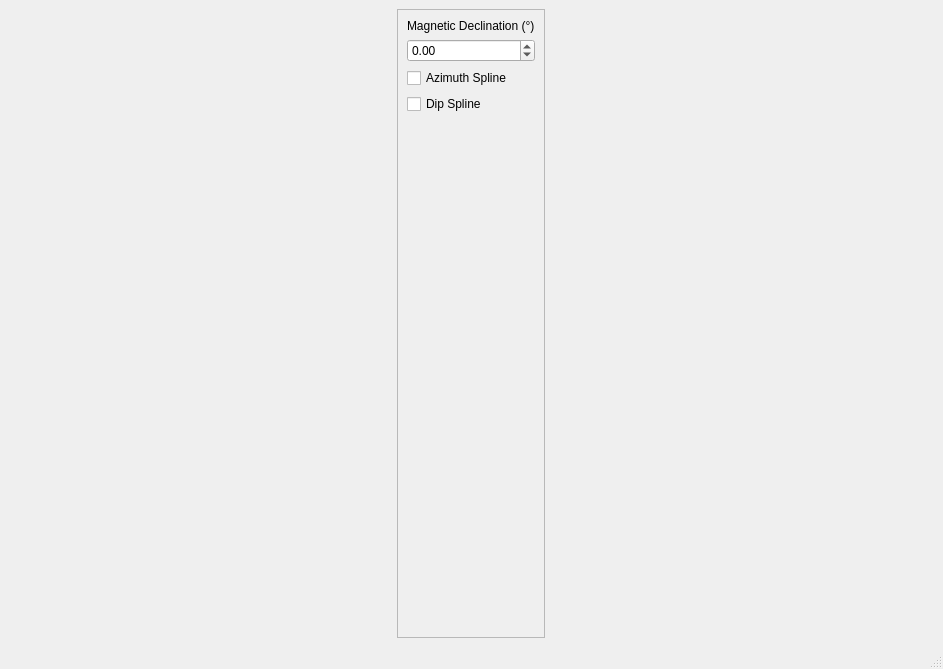
First picture: the form in src/qt_ui/pem_geometry.ui, repository Eric-Meunier/Processor-Suite, before the edit.
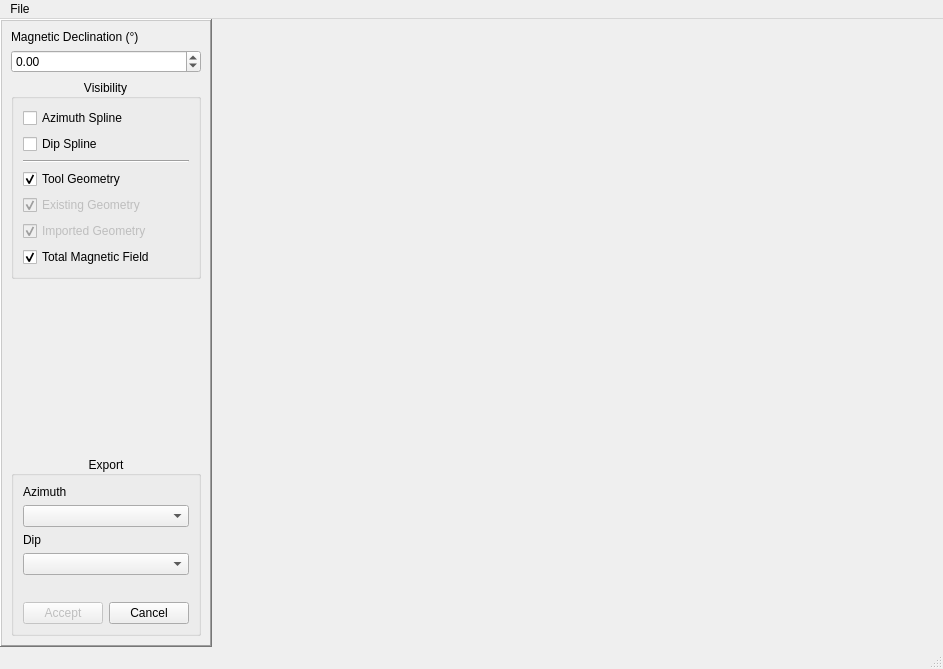
Second picture: the form after the edit.

Commit message: PEMGeometry functional. Added Segmenter class. Refactored "Segment length" to "Segment_length".

The edit to the form file:
```diff
--- a/src/qt_ui/pem_geometry.ui
+++ b/src/qt_ui/pem_geometry.ui
@@ -15,7 +15,22 @@
   </property>
   <widget class="QWidget" name="centralwidget">
    <layout class="QGridLayout" name="gridLayout">
-    <item row="0" column="0">
+    <property name="leftMargin">
+     <number>0</number>
+    </property>
+    <property name="topMargin">
+     <number>0</number>
+    </property>
+    <property name="rightMargin">
+     <number>0</number>
+    </property>
+    <property name="bottomMargin">
+     <number>0</number>
+    </property>
+    <property name="spacing">
+     <number>0</number>
+    </property>
+    <item row="0" column="1">
      <widget class="QFrame" name="frame">
       <property name="sizePolicy">
        <sizepolicy hsizetype="Maximum" vsizetype="Preferred">
@@ -24,7 +39,7 @@
        </sizepolicy>
       </property>
       <property name="frameShape">
-       <enum>QFrame::StyledPanel</enum>
+       <enum>QFrame::WinPanel</enum>
       </property>
       <property name="frameShadow">
        <enum>QFrame::Raised</enum>
@@ -48,17 +63,82 @@
         </widget>
        </item>
        <item>
-        <widget class="QCheckBox" name="az_spline_cbox">
-         <property name="text">
-          <string>Azimuth Spline</string>
+        <widget class="QGroupBox" name="groupBox_2">
+         <property name="title">
+          <string>Visibility</string>
          </property>
-        </widget>
-       </item>
-       <item>
-        <widget class="QCheckBox" name="dip_spline_cbox">
-         <property name="text">
-          <string>Dip Spline</string>
+         <property name="alignment">
+          <set>Qt::AlignCenter</set>
          </property>
+         <layout class="QVBoxLayout" name="verticalLayout_2">
+          <item>
+           <widget class="QCheckBox" name="az_spline_cbox">
+            <property name="text">
+             <string>Azimuth Spline</string>
+            </property>
+           </widget>
+          </item>
+          <item>
+           <widget class="QCheckBox" name="dip_spline_cbox">
+            <property name="text">
+             <string>Dip Spline</string>
+            </property>
+           </widget>
+          </item>
+          <item>
+           <widget class="Line" name="line">
+            <property name="orientation">
+             <enum>Qt::Horizontal</enum>
+            </property>
+           </widget>
+          </item>
+          <item>
+           <widget class="QCheckBox" name="show_tool_geom_cbox">
+            <property name="text">
+             <string>Tool Geometry</string>
+            </property>
+            <property name="checked">
+             <bool>true</bool>
+            </property>
+           </widget>
+          </item>
+          <item>
+           <widget class="QCheckBox" name="show_existing_geom_cbox">
+            <property name="enabled">
+             <bool>false</bool>
+            </property>
+            <property name="text">
+             <string>Existing Geometry</string>
+            </property>
+            <property name="checked">
+             <bool>true</bool>
+            </property>
+           </widget>
+          </item>
+          <item>
+           <widget class="QCheckBox" name="show_imported_geom_cbox">
+            <property name="enabled">
+             <bool>false</bool>
+            </property>
+            <property name="text">
+             <string>Imported Geometry</string>
+            </property>
+            <property name="checked">
+             <bool>true</bool>
+            </property>
+           </widget>
+          </item>
+          <item>
+           <widget class="QCheckBox" name="show_mag_cbox">
+            <property name="text">
+             <string>Total Magnetic Field</string>
+            </property>
+            <property name="checked">
+             <bool>true</bool>
+            </property>
+           </widget>
+          </item>
+         </layout>
         </widget>
        </item>
        <item>
@@ -74,10 +154,84 @@
          </property>
         </spacer>
        </item>
+       <item>
+        <widget class="QGroupBox" name="groupBox">
+         <property name="sizePolicy">
+          <sizepolicy hsizetype="Preferred" vsizetype="Maximum">
+           <horstretch>0</horstretch>
+           <verstretch>0</verstretch>
+          </sizepolicy>
+         </property>
+         <property name="title">
+          <string>Export</string>
+         </property>
+         <property name="alignment">
+          <set>Qt::AlignCenter</set>
+         </property>
+         <property name="flat">
+          <bool>true</bool>
+         </property>
+         <layout class="QFormLayout" name="formLayout">
+          <item row="0" column="0" colspan="2">
+           <widget class="QLabel" name="label_2">
+            <property name="text">
+             <string>Azimuth</string>
+            </property>
+           </widget>
+          </item>
+          <item row="1" column="0" colspan="2">
+           <widget class="QComboBox" name="az_output_combo"/>
+          </item>
+          <item row="2" column="0" colspan="2">
+           <widget class="QLabel" name="label_3">
+            <property name="text">
+             <string>Dip</string>
+            </property>
+           </widget>
+          </item>
+          <item row="3" column="0" colspan="2">
+           <widget class="QComboBox" name="dip_output_combo"/>
+          </item>
+          <item row="5" column="1">
+           <widget class="QPushButton" name="cancel_btn">
+            <property name="text">
+             <string>Cancel</string>
+            </property>
+           </widget>
+          </item>
+          <item row="5" column="0">
+           <widget class="QPushButton" name="accept_btn">
+            <property name="enabled">
+             <bool>false</bool>
+            </property>
+            <property name="text">
+             <string>Accept</string>
+            </property>
+           </widget>
+          </item>
+          <item row="4" column="0">
+           <spacer name="verticalSpacer_2">
+            <property name="orientation">
+             <enum>Qt::Vertical</enum>
+            </property>
+            <property name="sizeType">
+             <enum>QSizePolicy::Fixed</enum>
+            </property>
+            <property name="sizeHint" stdset="0">
+             <size>
+              <width>20</width>
+              <height>15</height>
+             </size>
+            </property>
+           </spacer>
+          </item>
+         </layout>
+        </widget>
+       </item>
       </layout>
      </widget>
     </item>
-    <item row="0" column="1">
+    <item row="0" column="2" rowspan="2" colspan="2">
      <layout class="QHBoxLayout" name="plots_layout"/>
     </item>
    </layout>
@@ -91,6 +245,12 @@
      <height>21</height>
     </rect>
    </property>
+   <widget class="QMenu" name="menuFile">
+    <property name="title">
+     <string>File</string>
+    </property>
+   </widget>
+   <addaction name="menuFile"/>
   </widget>
   <widget class="QStatusBar" name="statusbar"/>
  </widget>
```
Left out of the diff: 3 changed lines with no effect on the pictures. The commit also changes 10 other files.
